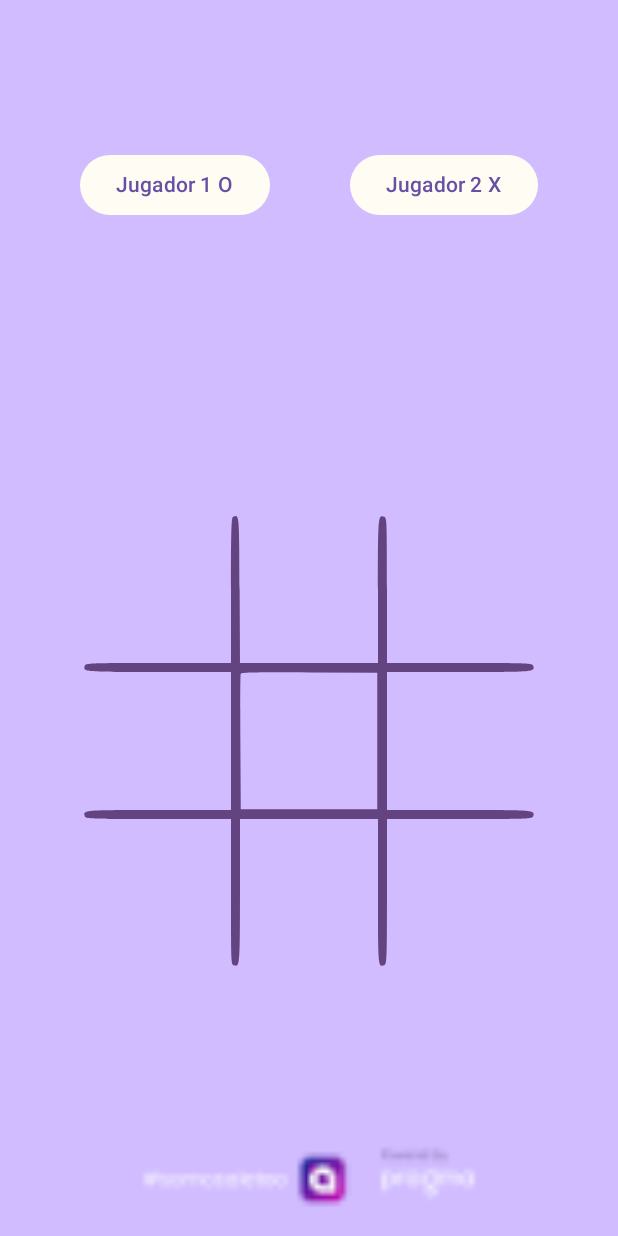
After one commit to YesidMeloPragma/tictactoe, an Android app built with Jetpack Compose: the @Preview function cuerpo, on a phone screen of 412 x 824 dp. The commit adds this screen. Run offline under Robolectric (Android 15) with nearby library versions, the phone set to English and light mode, and no system bars; our stand-ins replace constraintlayout-compose.

Commit message:
borrador de pantalla del tictactoe con jetpaccompose

```diff
--- a/app/src/main/java/com/pragma/ticktactoe/MainActivity.kt
+++ b/app/src/main/java/com/pragma/ticktactoe/MainActivity.kt
@@ -10,6 +10,7 @@ import androidx.compose.material3.Text
 import androidx.compose.runtime.Composable
 import androidx.compose.ui.Modifier
 import androidx.compose.ui.tooling.preview.Preview
+import com.pragma.ticktactoe.layouts.cuerpo
 import com.pragma.ticktactoe.ui.theme.TicktactoeTheme
 
 class MainActivity : ComponentActivity() {
@@ -23,6 +24,7 @@ class MainActivity : ComponentActivity() {
                     color = MaterialTheme.colorScheme.background
                 ) {
                     Greeting("Android")
+                    //cuerpo()
                 }
             }
         }
--- /dev/null
+++ b/app/src/main/java/com/pragma/ticktactoe/layouts/cuerpo.kt
@@ -0,0 +1,104 @@
+package com.pragma.ticktactoe.layouts
+
+import androidx.compose.foundation.Image
+import androidx.compose.foundation.background
+import androidx.compose.foundation.layout.Box
+import androidx.compose.foundation.layout.Column
+import androidx.compose.foundation.layout.fillMaxSize
+import androidx.compose.foundation.layout.fillMaxWidth
+import androidx.compose.material3.Button
+import androidx.compose.material3.ButtonDefaults
+import androidx.compose.material3.Text
+import androidx.compose.runtime.Composable
+import androidx.compose.ui.Modifier
+import androidx.compose.ui.graphics.graphicsLayer
+import androidx.compose.ui.res.painterResource
+import androidx.compose.ui.tooling.preview.Preview
+import androidx.constraintlayout.compose.ConstraintLayout
+import com.pragma.ticktactoe.R
+import com.pragma.ticktactoe.ui.theme.Purple80
+import com.pragma.ticktactoe.ui.theme.PurpleTextColor
+import com.pragma.ticktactoe.ui.theme.WhiteButtons
+
+@Preview(showBackground = true, showSystemUi = true)
+@Composable
+fun cuerpo() {
+    Box(modifier = Modifier
+        .fillMaxSize()
+        .background(Purple80)) {
+        Column(modifier = Modifier.fillMaxSize()) {
+            //region encabezado
+            Box(modifier = Modifier
+                .fillMaxWidth()
+                .weight(3f)) {
+                ConstraintLayout(modifier = Modifier.fillMaxSize()) {
+                    val (boton1, boton2) = createRefs()
+                    val colorsButtons = ButtonDefaults.buttonColors(
+                        containerColor = WhiteButtons,
+                        contentColor = PurpleTextColor
+                    )
+
+                    Button(onClick = { /*TODO*/ },
+                        modifier = Modifier
+                        .constrainAs(boton1){
+                        start.linkTo(parent.start)
+                        top.linkTo(parent.top)
+                        end.linkTo(boton2.start)
+                        bottom.linkTo(parent.bottom)
+                    },
+                        colors = colorsButtons
+                    ) {
+                        Text(text = "Jugador 1 O")
+                    }
+
+                    Button(onClick = { /*TODO*/ },
+                        colors = colorsButtons,
+                        modifier = Modifier.constrainAs(boton2){
+                        start.linkTo(boton1.end)
+                        top.linkTo(parent.top)
+                        end.linkTo(parent.end)
+                        bottom.linkTo(parent.bottom)
+                    }) {
+                        Text(text = "Jugador 2 X")
+                    }
+                }
+            }
+            //endregion
+
+            //region cuerpo
+            Box(modifier = Modifier
+                .fillMaxWidth()
+                .weight(6f)) {
+                ConstraintLayout(modifier = Modifier.fillMaxSize()) {
+                    val (imagenTablero) = createRefs()
+                    Image(
+                        painter = painterResource(id = R.drawable.triqui),
+                        contentDescription = "",
+                        modifier = Modifier
+                            .fillMaxWidth()
+                            .constrainAs(imagenTablero) {
+                                top.linkTo(parent.top)
+                                start.linkTo(parent.start)
+                                end.linkTo(parent.end)
+                                bottom.linkTo(parent.bottom)
+                            }
+                    )
+                }
+            }
+            //endregion
+
+            Image(
+                painter = painterResource(id = R.mipmap.patrocinador),
+                contentDescription = "",
+                modifier = Modifier
+                    .weight(1f)
+                    .fillMaxWidth()
+                    .graphicsLayer {
+                        scaleX = maxOf(.5f, 3f)
+                        scaleY = maxOf(.5f, 3f)
+                    }
+            )
+
+        }
+    }
+}
--- a/app/src/main/java/com/pragma/ticktactoe/ui/theme/Color.kt
+++ b/app/src/main/java/com/pragma/ticktactoe/ui/theme/Color.kt
@@ -9,3 +9,7 @@ val Pink80 = Color(0xFFEFB8C8)
 val Purple40 = Color(0xFF6650a4)
 val PurpleGrey40 = Color(0xFF625b71)
 val Pink40 = Color(0xFF7D5260)
+
+val White1 = Color(0x0D596400)
+val WhiteButtons = Color(0xFFFFFCF3)
+val PurpleTextColor = Color(0xFF6750A4)
--- /dev/null
+++ b/app/src/main/res/drawable/triqui.xml
@@ -0,0 +1,10 @@
+<vector xmlns:android="http://schemas.android.com/apk/res/android"
+    android:width="300dp"
+    android:height="300dp"
+    android:viewportWidth="300"
+    android:viewportHeight="300">
+  <path
+      android:pathData="M99.25,0.65c-1,0.4 -1.25,11.15 -1.25,48.95l0,48.4 -48.45,-0c-47.45,-0 -48.45,0.05 -49.05,2 -1.25,3.95 -0.7,4 49.05,4l48.45,-0 0,46 0,46 -48.45,-0c-49.75,-0 -50.3,0.05 -49.05,4 0.6,1.95 1.6,2 49.05,2l48.45,-0 0,48.45c0,47.45 0.05,48.45 2,49.05 3.95,1.25 4,0.7 4,-49.05l0,-48.45 46,-0 46,-0 0,48.45c0,49.75 0.05,50.3 4,49.05 1.95,-0.6 2,-1.6 2,-49.05l0,-48.45 48.45,-0c47.45,-0 48.45,-0.05 49.05,-2 1.25,-3.95 0.7,-4 -49.05,-4l-48.45,-0 0,-46 0,-46 48.45,-0c49.75,-0 50.3,-0.05 49.05,-4 -0.6,-1.95 -1.6,-2 -49.05,-2l-48.45,-0 0,-48.45c0,-47.45 -0.05,-48.45 -2,-49.05 -3.95,-1.25 -4,-0.7 -4,49.05l0,48.45 -46,-0 -46,-0 -0.25,-48.75c-0.25,-51.45 -0.15,-50.4 -4.5,-48.6zM195.5,150l0,45.5 -45.5,-0 -45.5,-0 -0.25,-44.5c-0.15,-24.5 -0.05,-45.05 0.2,-45.75 0.4,-1 10.1,-1.2 45.75,-1l45.3,0.25 0,45.5z"
+      android:fillColor="#644480"
+      android:strokeColor="#00000000"/>
+</vector>
```
Also changed, not shown: app/src/main/res/mipmap-hdpi/o.png (added), app/src/main/res/mipmap-hdpi/patrocinador.png (added), app/src/main/res/mipmap-hdpi/x.png (added), app/src/main/res/mipmap-mdpi/o.png (added), app/src/main/res/mipmap-mdpi/patrocinador.png (added), app/src/main/res/mipmap-mdpi/x.png (added), app/src/main/res/mipmap-xhdpi/o.png (added), app/src/main/res/mipmap-xhdpi/patrocinador.png (added), app/src/main/res/mipmap-xhdpi/x.png (added), app/src/main/res/mipmap-xxhdpi/o.png (added), app/src/main/res/mipmap-xxhdpi/patrocinador.png (added), app/src/main/res/mipmap-xxhdpi/x.png (added), app/src/main/res/mipmap-xxxhdpi/o.png (added), app/src/main/res/mipmap-xxxhdpi/patrocinador.png (added), 1 more files.
